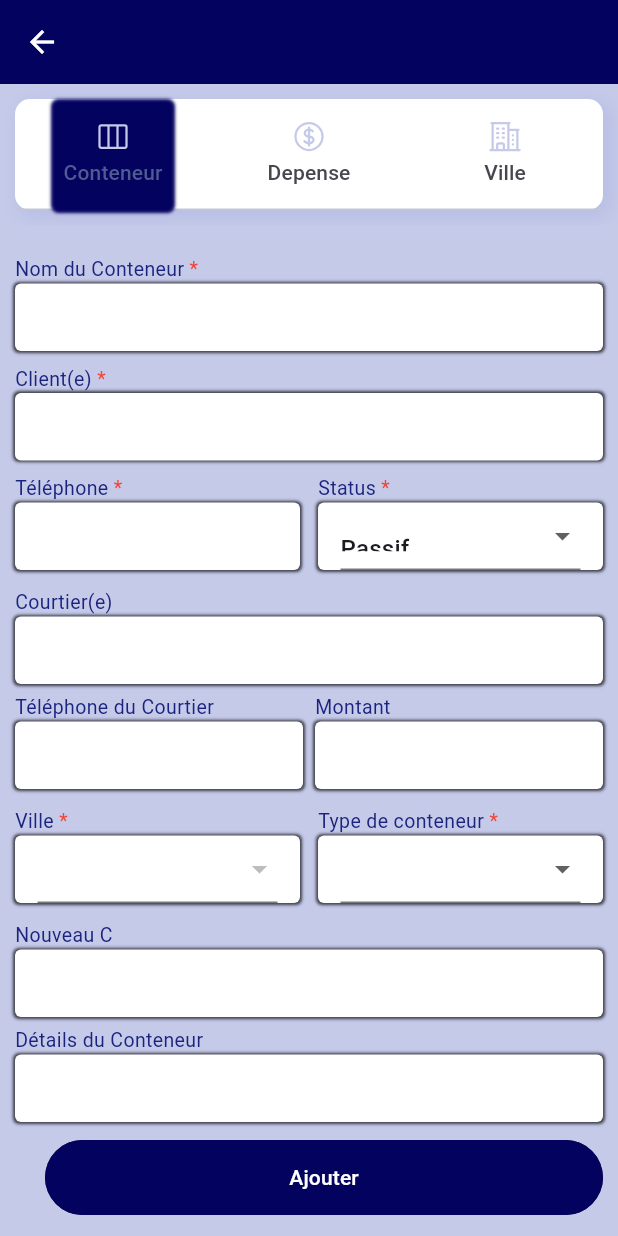
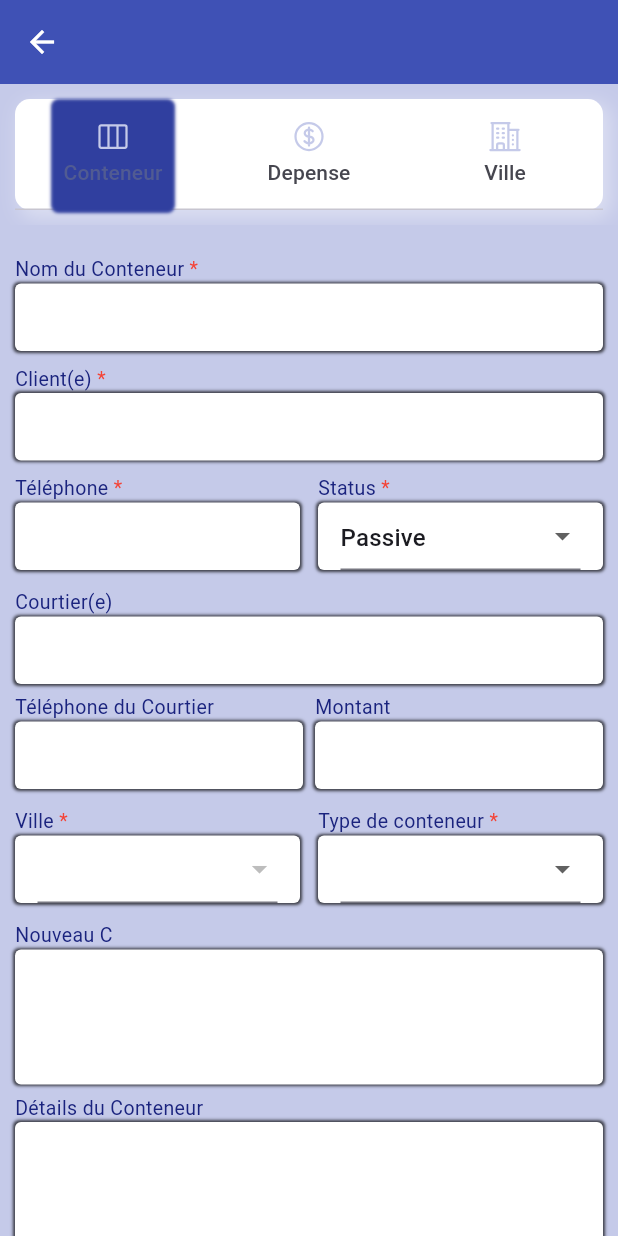
Before and after one commit to MahamatKabir/kairasahr, a Flutter app: the screen it shows after launch, after a tap on the "add" icon, on a phone screen of 412 x 824 dp. Run offline on Flutter 3.47's test engine with Material 3 defaults, Android fonts, the phone set to English and light mode, and no system bars; our stand-ins replace flutter_iconly, fluttertoast, get, heroicons, shared_preferences; missing offline and left inert: flutter_echarts; network calls fail.

Commit message:
addscreen

```diff
--- a/lib/screens/addscreen.dart
+++ b/lib/screens/addscreen.dart
@@ -19,7 +19,7 @@ class _AddScreenneState extends State<AddScreenne> {
       child: Scaffold(
         backgroundColor: Colors.indigo.shade100,
         appBar: AppBar(
-          backgroundColor: const Color.fromARGB(255, 4, 2, 95),
+          backgroundColor: Colors.indigo,
           iconTheme: const IconThemeData(color: Colors.white),
           title: const Text(''),
         ),
@@ -30,7 +30,7 @@ class _AddScreenneState extends State<AddScreenne> {
               borderRadius: BorderRadius.circular(10),
               boxShadow: [
                 BoxShadow(
-                  color: Colors.indigo.withOpacity(0.1),
+                  color: Colors.white.withOpacity(0.4),
                   spreadRadius: 1,
                   blurRadius: 10,
                   offset: const Offset(4, 4),
@@ -41,9 +41,9 @@ class _AddScreenneState extends State<AddScreenne> {
             child: TabBar(
                 indicator: BoxDecoration(
                   borderRadius: BorderRadius.circular(5.0),
-                  boxShadow: const [
+                  boxShadow: [
                     BoxShadow(
-                      color: Color.fromARGB(255, 4, 2, 95),
+                      color: Colors.indigo.shade700,
                       spreadRadius: 1,
                       blurRadius: 1,
                       offset: Offset(0, 1),
--- a/lib/screens/container/containeradd_screen.dart
+++ b/lib/screens/container/containeradd_screen.dart
@@ -91,19 +91,17 @@ class _ContainerAddScreenState extends State<ContainerAddScreen> {
                           labelText: 'Nom du Conteneur',
                           controller: _nameController,
                           isFieldEmpty: _isFieldEmpty,
-
                           onChanged: (value) {
                             setState(() {
                               if (value.isEmpty) {
                                 _isFieldEmpty = false;
                               } else {
-                                _isFieldEmpty = value.isEmpty;
+                                _isFieldEmpty = value.isNotEmpty;
                               }
                             });
                           },
                           isContainerNameField: true,
-                          isRequired:
-                              true, // Ajoutez cette ligne pour indiquer que le champ est requis
+                          isRequired: true,
                         ),
                         const SizedBox(height: 9),
                         CustomTextField(
@@ -205,15 +203,13 @@ class _ContainerAddScreenState extends State<ContainerAddScreen> {
                                       items: const [
                                         DropdownMenuItem<int>(
                                           value: 0,
-                                          child: Text('Passif'),
+                                          child: Text('Passive'),
                                         ),
                                         DropdownMenuItem<int>(
                                           value: 1,
-                                          child: Text('Actif'),
+                                          child: Text('Active'),
                                         ),
                                       ],
-                                      decoration:
-                                          const InputDecoration(labelText: ''),
                                     ),
                                   ),
                                 ],
@@ -248,17 +244,6 @@ class _ContainerAddScreenState extends State<ContainerAddScreen> {
                                   CustomTextField(
                                     labelText: 'Montant',
                                     controller: _amountController,
-                                    isFieldEmpty: _isFieldEmpty,
-                                    onChanged: (value) {
-                                      setState(() {
-                                        if (value.isEmpty) {
-                                          _isFieldEmpty =
-                                              false; // Set _isFieldEmpty to false if the field becomes empty
-                                        } else {
-                                          _isFieldEmpty = value.isEmpty;
-                                        }
-                                      });
-                                    },
                                     isAmountField: true,
                                   ),
                                 ],
@@ -325,8 +310,6 @@ class _ContainerAddScreenState extends State<ContainerAddScreen> {
                                           child: Text(city['name'] as String),
                                         );
                                       }).toList(),
-                                      decoration:
-                                          const InputDecoration(labelText: ''),
                                     ),
                                   ),
                                 ],
@@ -391,8 +374,6 @@ class _ContainerAddScreenState extends State<ContainerAddScreen> {
                                               Text(contSize['name'] as String),
                                         );
                                       }).toList(),
-                                      decoration:
-                                          const InputDecoration(labelText: ''),
                                     ),
                                   ),
                                 ],
@@ -404,16 +385,18 @@ class _ContainerAddScreenState extends State<ContainerAddScreen> {
                         CustomTextField(
                           labelText: 'Nouveau C',
                           controller: _newCController,
+                          maxLines: 2,
                         ),
                         const SizedBox(height: 6),
                         CustomTextField(
                           labelText: 'Détails du Conteneur',
                           controller: _contDetailsController,
+                          maxLines: 2,
                         ),
                         const SizedBox(height: 12),
-                        Container(
+                        Center(
+                          child: Container(
                             width: 400,
-                          margin: const EdgeInsets.only(left: 20),
                             decoration: BoxDecoration(
                                 color: const Color.fromARGB(255, 1, 1, 55),
                                 borderRadius: BorderRadius.circular(50)),
@@ -421,7 +404,8 @@ class _ContainerAddScreenState extends State<ContainerAddScreen> {
                               style: buttonPrimary,
                               onPressed: () {
                                 setState(() {
-                                _isFieldEmpty = _nameController.text.isEmpty ||
+                                  _isFieldEmpty =
+                                      _nameController.text.isEmpty ||
                                           _customerController.text.isEmpty ||
                                           _customerTelController.text.isEmpty ||
                                           _selectedStatus == null ||
@@ -438,6 +422,7 @@ class _ContainerAddScreenState extends State<ContainerAddScreen> {
                                   : const Text(
                                       'Ajouter',
                                       style: TextStyle(color: Colors.white),
+                                    ),
                             ),
                           ),
                         ),
--- a/lib/screens/container/containerlist_screen.dart
+++ b/lib/screens/container/containerlist_screen.dart
@@ -253,7 +253,7 @@ class _ContainerListScreenState extends State<ContainerListScreen> {
     return Scaffold(
         backgroundColor: Colors.indigo.shade100,
         appBar: AppBar(
-          backgroundColor: const Color.fromARGB(255, 4, 2, 95),
+          backgroundColor: Colors.indigo,
           iconTheme: const IconThemeData(color: Colors.white),
           title: const Text(
             'Liste des Conteneurs',
--- a/lib/screens/container/containerupdate.dart
+++ b/lib/screens/container/containerupdate.dart
@@ -127,7 +127,7 @@ class _ContainerUpScreenState extends State<ContainerUpScreen> {
     return Scaffold(
       backgroundColor: Colors.grey.shade100,
       appBar: AppBar(
-        backgroundColor: AppColors.appbar,
+        backgroundColor: Colors.indigo,
         iconTheme: const IconThemeData(color: Colors.white),
         title: const Text(
           '',
@@ -318,7 +318,7 @@ class _ContainerUpScreenState extends State<ContainerUpScreen> {
               width: double.infinity,
               height: 150,
               decoration: const BoxDecoration(
-                color: AppColors.appbar,
+                color: Colors.indigo,
               ),
             ),
           ],
--- a/lib/screens/depenses/depenseadd_screen.dart
+++ b/lib/screens/depenses/depenseadd_screen.dart
@@ -30,7 +30,6 @@ class _DepenseAddScreenState extends State<DepenseAddScreen> {
     try {
       _containerData = await ApiService.fetchContainers();
     } catch (e) {
-      print('Error: $e');
       ScaffoldMessenger.of(context).showSnackBar(
         const SnackBar(content: Text('Failed to load container data')),
       );
--- a/lib/screens/editpage.dart
+++ b/lib/screens/editpage.dart
@@ -114,7 +114,7 @@ class _EditPageState extends State<EditPage> {
     return Scaffold(
       backgroundColor: !_isEditing ? Colors.indigo.shade100 : Colors.white,
       appBar: AppBar(
-        backgroundColor: AppColors.appbar,
+        backgroundColor: Colors.indigo,
         iconTheme: const IconThemeData(color: Colors.white),
         title: Center(
           child: Text(
--- a/lib/screens/home.dart
+++ b/lib/screens/home.dart
@@ -14,6 +14,7 @@ class MyHomePage extends StatefulWidget {
 class _MyHomePageState extends State<MyHomePage> {
   String formattedDate = DateFormat('d MMM yyyy').format(DateTime.now());
   String dayOfWeek = DateFormat('EEEE').format(DateTime.now());
+
   @override
   Widget build(BuildContext context) {
     return Scaffold(
@@ -142,18 +143,16 @@ class _MyHomePageState extends State<MyHomePage> {
         ),
       ),
       Positioned(
-        top: MediaQuery.of(context).size.height *
-            0.30, // 10% de la hauteur de l'écran à partir du haut
-        left: MediaQuery.of(context).size.width *
-            0.17, // 5.6% de la largeur de l'écran à partir de la gauche
-        child: Container(
+        top: MediaQuery.of(context).size.height * 0.30,
+        left: (MediaQuery.of(context).size.width - 300) / 2,
+        child: Center(
           child: Column(
             children: [
               const Text(
                 'SERVICES',
                 style: TextStyle(
                     color: Colors.white,
-                    fontSize: 16,
+                    fontSize: 18,
                     fontWeight: FontWeight.bold),
               ),
               const SizedBox(
@@ -229,7 +228,6 @@ class _MyHomePageState extends State<MyHomePage> {
   }) {
     return GestureDetector(
       onTap: onTap,
-      child: SingleChildScrollView(
       child: Container(
         padding: const EdgeInsets.symmetric(vertical: 20),
         margin: const EdgeInsets.only(right: 1),
@@ -247,6 +245,8 @@ class _MyHomePageState extends State<MyHomePage> {
           borderRadius: BorderRadius.circular(20),
           color: color,
         ),
+        child: Material(
+          color: Colors.transparent,
           child: Column(children: [
             Image.asset(
               icon,
--- a/lib/widget/button.dart
+++ b/lib/widget/button.dart
@@ -2,7 +2,7 @@ import 'package:flutter/material.dart';
 
 final ButtonStyle buttonPrimary = ElevatedButton.styleFrom(
     minimumSize: const Size(327, 50),
-    backgroundColor: const Color.fromARGB(255, 4, 2, 95),
+    backgroundColor: Colors.indigo,
     elevation: 0,
     shape: const RoundedRectangleBorder(
         borderRadius: BorderRadius.all(Radius.circular(50))));
--- a/lib/widget/custometext.dart
+++ b/lib/widget/custometext.dart
@@ -97,7 +97,7 @@ class _CustomTextFieldState extends State<CustomTextField> {
             decoration: InputDecoration(
               labelText: '',
               border: InputBorder.none,
-              errorText: (widget.isButtonClick ?? false && _isFieldEmpty)
+              errorText: (widget.isButtonClick ?? false)
                   ? 'Ce champ est obligatoire'
                   : null,
             ),
@@ -105,7 +105,7 @@ class _CustomTextFieldState extends State<CustomTextField> {
               if (widget.isButtonClick ?? false) {
                 // Vérifie si le bouton est cliqué
                 setState(() {
-                  _isFieldEmpty = value.isEmpty; // Mettre à jour _isFieldEmpty
+                  _isFieldEmpty = false; // Mettre à jour _isFieldEmpty
                 });
               }
               widget.onChanged?.call(value);
```
Also changed, not shown: lib/screens/fetchapi.dart (+11 -8 lines). Lines whose indentation alone changed are shown as unchanged.
